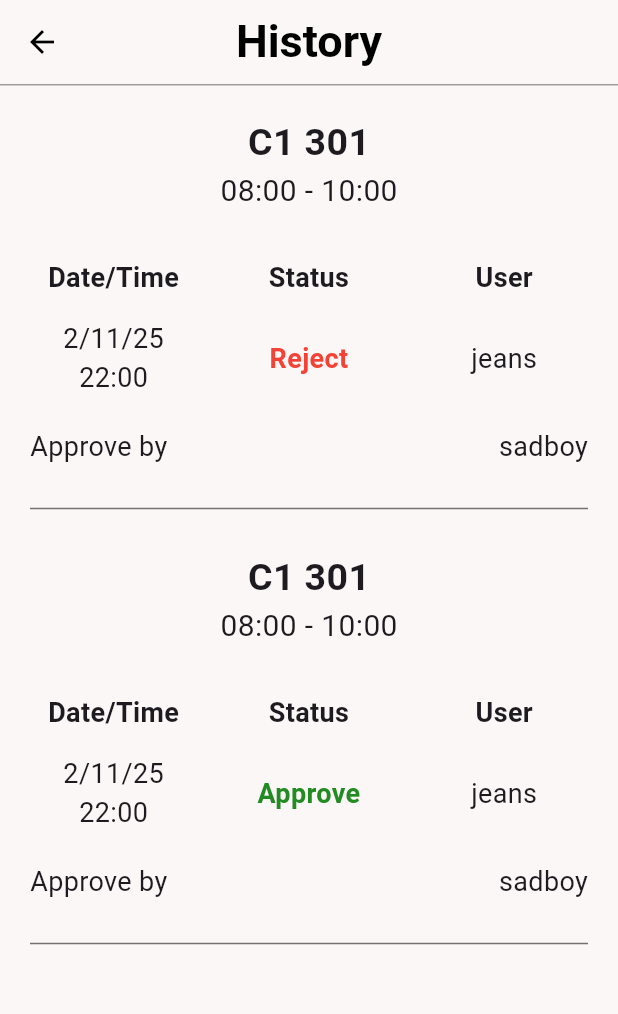
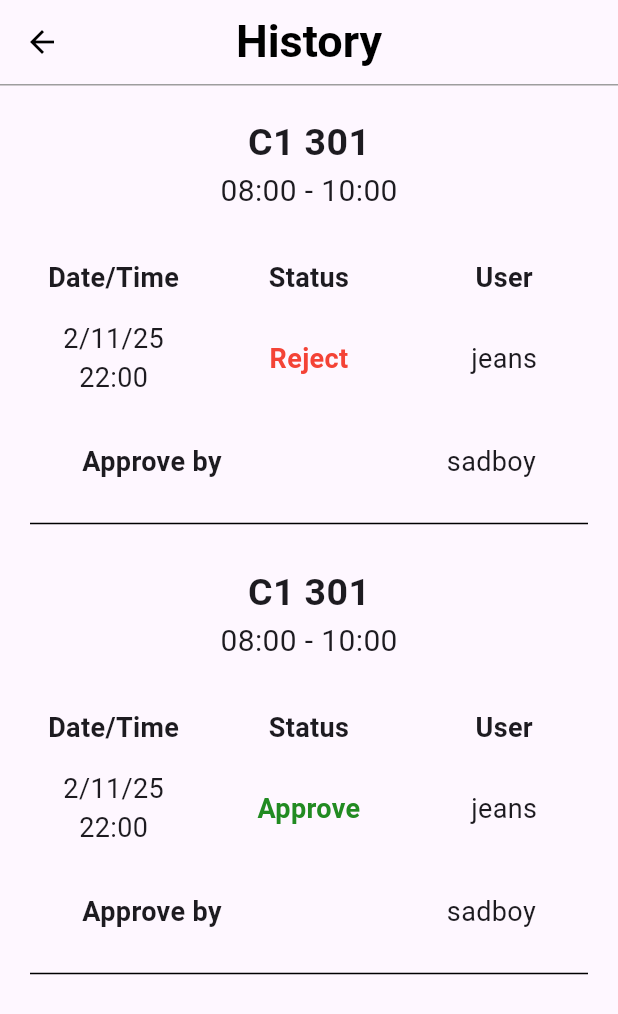
Before and after one commit to 6631501045-TBuaekem/Room_management_system, a Flutter app: the Historypage screen opened directly, on a phone screen of 412 x 824 dp. Shown: the top 1014 px of the screen. Run offline on Flutter 3.47's test engine with Material 3 defaults, Android fonts, the phone set to English and light mode, and no system bars.

Commit message:
Finish UI

```diff
--- a/flutter_project/lib/pages/common/history.dart
+++ b/flutter_project/lib/pages/common/history.dart
@@ -151,35 +151,35 @@ class __HistoryState extends State<Historypage> {
                   ),
                 ],
               ),
-              const SizedBox(height: 20), // เพิ่มระยะห่างก่อน "Approve by"
+              const SizedBox(height: 30), // เพิ่มระยะห่าง
               // 4. Approve by Row (ถ้ามีข้อมูล)
               if (entry.approvedBy != null)
                 Row(
+                  mainAxisAlignment: MainAxisAlignment.center,
                   children: [
-                    const Expanded(
-                      flex:
-                          5, // ปรับ flex เพื่อให้ 'Approve by' อยู่ชิดซ้ายมากขึ้น
-                      child: Text('Approve by', style: TextStyle(fontSize: 18)),
+                    const Text(
+                      'Approve by',
+                      style: TextStyle(
+                        fontSize: 18,
+                        fontWeight: FontWeight.bold,
+                      ),
                     ),
-                    Expanded(
-                      flex: 5, // ปรับ flex เพื่อให้ 'sadboy' อยู่ชิดขวามากขึ้น
-                      child: Align(
-                        alignment: Alignment.centerRight,
-                        child: Text(
-                          entry.approvedBy!,
-                          style: const TextStyle(fontSize: 18),
-                        ),
-                      ),
+
+                    const SizedBox(width: 150),
+
+                    Text(
+                      entry.approvedBy!,
+                      style: const TextStyle(fontSize: 18),
                     ),
                   ],
                 ),
             ],
           ),
         ),
-        // เพิ่ม Divider ที่ด้านล่างของแต่ละบล็อก
+        // เพิ่ม Divider
         const Padding(
           padding: EdgeInsets.symmetric(horizontal: 20.0),
-          child: Divider(color: Colors.black54),
+          child: Divider(color: Colors.black),
         ),
       ],
     );
@@ -187,10 +187,7 @@ class __HistoryState extends State<Historypage> {
 
   @override
   Widget build(BuildContext context) {
-    // กำหนดสีพื้นหลังของ Scaffold ให้เป็นสีชมพูอ่อนมาก เพื่อให้ตรงกับรูปภาพ
     return Scaffold(
-      backgroundColor: const Color(0xFFFCF7F7),
-
       appBar: AppBar(
         title: const Text(
           'History',
@@ -199,9 +196,6 @@ class __HistoryState extends State<Historypage> {
         centerTitle: true,
         foregroundColor: Colors.black,
         elevation: 0,
-        backgroundColor: const Color(
-          0xFFFCF7F7,
-        ), // ให้ AppBar มีสีเดียวกับพื้นหลัง
         bottom: const PreferredSize(
           preferredSize: Size.fromHeight(1.0),
           child: Divider(color: Colors.grey, thickness: 1, height: 1),
```
